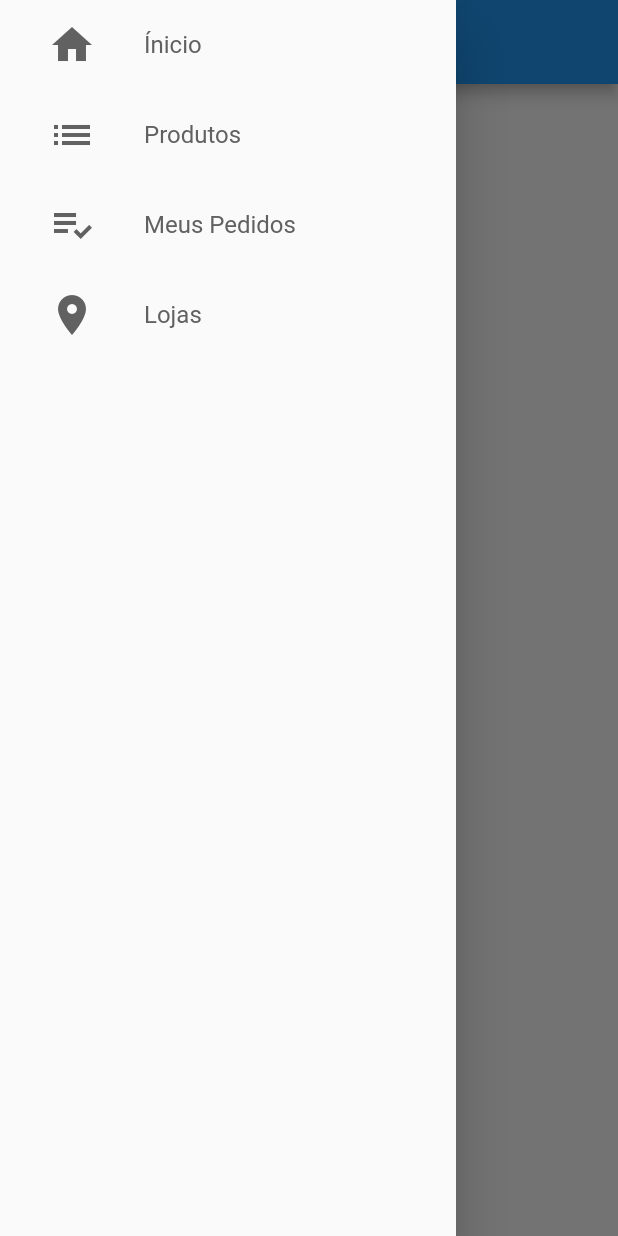
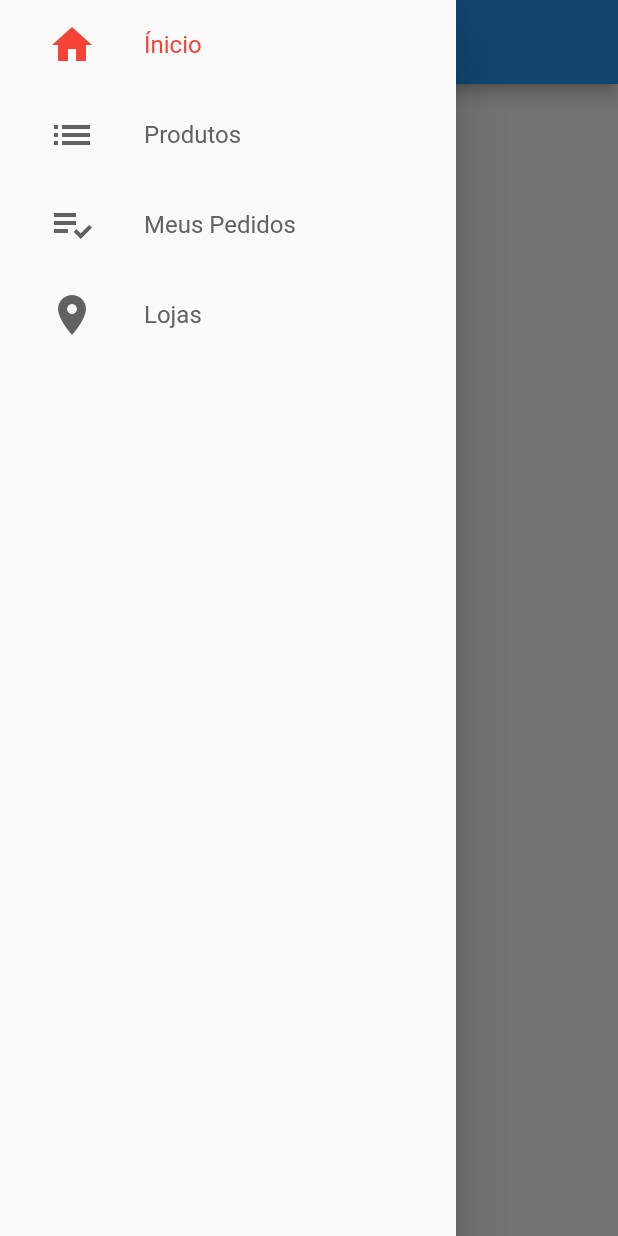
Before and after one commit to renatorv/loja_virtual_pro, a Flutter app: the screen it shows after launch, with the side drawer open, on a phone screen of 412 x 824 dp. Run offline on Flutter 3.47's test engine with Material 2 defaults, Android fonts, the phone set to English and light mode, and no system bars; our stand-ins replace cloud_firestore; accounts and stored records are empty.

```diff
--- a/lib/common/custom_drawer/drawer_tile.dart
+++ b/lib/common/custom_drawer/drawer_tile.dart
@@ -1,4 +1,6 @@
 import 'package:flutter/material.dart';
+import 'package:loja_virtual_pro/models/page_manager.dart';
+import 'package:provider/provider.dart';
 
 class DrawerTile extends StatelessWidget {
   DrawerTile({this.iconData, this.title, this.page});
@@ -10,9 +12,17 @@ class DrawerTile extends StatelessWidget {
 
   @override
   Widget build(BuildContext context) {
+    // Recuperando a página atual
+    final int curPage = context.watch<PageManager>().page;
+    // Como esse valor vai alterar o estado do Drawer (vai mudar a cor do elemento),
+    // deve-se usar o "watch"
+
     return InkWell(
       onTap: () {
-        debugPrint('Toquei.: $page');
+        // debugPrint('Toquei.: $page');
+        context.read<PageManager>().setPage(page);
+        // sempre que for usar o context dentro de uma função
+        // deve-se usar o "read"
       },
       child: SizedBox(
         height: 60,
@@ -23,14 +33,14 @@ class DrawerTile extends StatelessWidget {
               child: Icon(
                 iconData,
                 size: 32,
-                color: Colors.grey[700],
+                color: curPage == page ? Colors.red : Colors.grey[700],
               ),
             ),
             Text(
               title,
               style: TextStyle(
                 fontSize: 16,
-                color: Colors.grey[700],
+                color: curPage == page ? Colors.red : Colors.grey[700],
               ),
             ),
           ],
--- /dev/null
+++ b/lib/models/page_manager.dart
@@ -0,0 +1,19 @@
+import 'package:flutter/cupertino.dart';
+
+class PageManager {
+  PageManager(this._pageController);
+
+  // Salva o PageController
+  PageController _pageController;
+
+  int page = 0;
+
+  void setPage(int value) {
+    if (value == page) return;
+
+    // Valor que pode ser recuperado em qq local do App que informa a página que o usuário está logado
+    page = value;
+
+    _pageController.jumpToPage(value);
+  }
+}
--- a/lib/screens/base/base_screen.dart
+++ b/lib/screens/base/base_screen.dart
@@ -1,12 +1,16 @@
 import 'package:flutter/material.dart';
 import 'package:loja_virtual_pro/common/custom_drawer/custom_drawer.dart';
+import 'package:loja_virtual_pro/models/page_manager.dart';
+import 'package:provider/provider.dart';
 
 class BaseScreen extends StatelessWidget {
   final PageController pageController = PageController();
 
   @override
   Widget build(BuildContext context) {
-    return PageView(
+    return Provider(
+      create: (_) => PageManager(pageController),
+      child: PageView(
         controller: pageController,
         physics: const NeverScrollableScrollPhysics(),
         children: <Widget>[
@@ -16,10 +20,26 @@ class BaseScreen extends StatelessWidget {
               title: const Text('Home'),
             ),
           ),
-        Container(color: Colors.red),
-        Container(color: Colors.yellow),
-        Container(color: Colors.green),
+          Scaffold(
+            drawer: CustomDrawer(),
+            appBar: AppBar(
+              title: const Text('Home 2'),
+            ),
+          ),
+          Scaffold(
+            drawer: CustomDrawer(),
+            appBar: AppBar(
+              title: const Text('Home 3'),
+            ),
+          ),
+          Scaffold(
+            drawer: CustomDrawer(),
+            appBar: AppBar(
+              title: const Text('Home 4'),
+            ),
+          ),
         ],
+      ),
     );
   }
 }
--- a/pubspec.yaml
+++ b/pubspec.yaml
@@ -20,6 +20,7 @@ dev_dependencies:
   cloud_firestore: ^0.13.5
   firebase_auth: ^0.16.0
   firebase_storage: ^3.1.5
+  provider: ^4.1.2
 
 flutter:
 
```
Also changed, not shown: pubspec.lock. Lines whose indentation alone changed are shown as unchanged.
